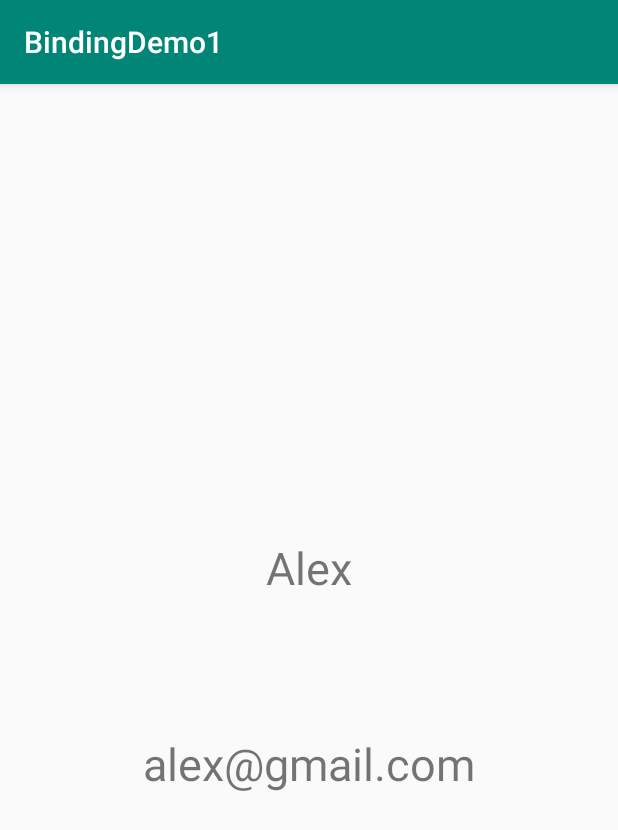
After one commit to leechg31/AndroidCleanArchitecture_Jetpack, an Android app: the SecondActivity screen opened directly, with no data from a screen before it, on a phone screen of 412 x 824 dp. The commit adds this screen. Shown: the top 830 px of the screen. Run offline under Robolectric (Android 15) with nearby library versions, the phone set to English and light mode, and no system bars; our stand-ins replace data binding.

Commit message:
Section 2 end

```diff
--- a/app/src/main/AndroidManifest.xml
+++ b/app/src/main/AndroidManifest.xml
@@ -9,13 +9,15 @@
         android:roundIcon="@mipmap/ic_launcher_round"
         android:supportsRtl="true"
         android:theme="@style/AppTheme">
-        <activity android:name=".MainActivity">
+        <activity android:name=".section2.MainActivity">
             <intent-filter>
                 <action android:name="android.intent.action.MAIN" />
 
                 <category android:name="android.intent.category.LAUNCHER" />
             </intent-filter>
         </activity>
+        <activity android:name=".section2.SecondActivity"></activity>
+
     </application>
 
 </manifest>
--- /dev/null
+++ b/app/src/main/java/com/anushka/bindingdemo1/section2/SecondActivity.kt
@@ -0,0 +1,21 @@
+package com.anushka.bindingdemo1.section2
+
+import android.os.Bundle
+import android.os.PersistableBundle
+import androidx.appcompat.app.AppCompatActivity
+import androidx.databinding.DataBindingUtil
+import com.anushka.bindingdemo1.R
+import com.anushka.bindingdemo1.databinding.ActivitySecondBinding
+
+class SecondActivity : AppCompatActivity() {
+    private lateinit var binding: ActivitySecondBinding
+
+    override fun onCreate(savedInstanceState: Bundle?) {
+        super.onCreate(savedInstanceState)
+        binding = DataBindingUtil.setContentView(this, R.layout.activity_second)
+        binding.student=getStudent()    //  .student는 second xml의 data student임
+    }
+    private fun getStudent():Student{
+        return Student(1,"Alex","alex@gmail.com")
+    }
+}
--- /dev/null
+++ b/app/src/main/java/com/anushka/bindingdemo1/section2/Student.kt
@@ -0,0 +1,7 @@
+package com.anushka.bindingdemo1.section2
+
+data class Student(
+    var id: Int,
+    var name: String,
+    var email: String
+)
--- /dev/null
+++ b/app/src/main/res/layout/activity_second.xml
@@ -0,0 +1,41 @@
+<?xml version="1.0" encoding="utf-8"?>
+<layout xmlns:app="http://schemas.android.com/apk/res-auto"
+    xmlns:tools="http://schemas.android.com/tools"
+    xmlns:android="http://schemas.android.com/apk/res/android">
+
+    <data>
+        <variable
+            name="student"
+            type="com.anushka.bindingdemo1.section2.Student" />
+    </data>
+
+    <androidx.constraintlayout.widget.ConstraintLayout
+        android:layout_width="match_parent"
+        android:layout_height="match_parent"
+        tools:context=".section2.SecondActivity">
+
+        <TextView
+            android:id="@+id/name_text"
+            android:layout_width="wrap_content"
+            android:layout_height="wrap_content"
+            android:textSize="30dp"
+            android:text="@{student.name}"
+            app:layout_constraintBottom_toBottomOf="parent"
+            app:layout_constraintEnd_toEndOf="parent"
+            app:layout_constraintStart_toStartOf="parent"
+            app:layout_constraintTop_toTopOf="parent"
+            app:layout_constraintVertical_bias="0.415" />
+
+        <TextView
+            android:id="@+id/email_text"
+            android:layout_width="wrap_content"
+            android:layout_height="wrap_content"
+            android:text="@{student.email}"
+            android:textSize="30dp"
+            app:layout_constraintBottom_toBottomOf="parent"
+            app:layout_constraintEnd_toEndOf="parent"
+            app:layout_constraintStart_toStartOf="parent"
+            app:layout_constraintTop_toTopOf="parent"
+            app:layout_constraintVertical_bias="0.595" />
+    </androidx.constraintlayout.widget.ConstraintLayout>
+</layout>
--- a/build.gradle
+++ b/build.gradle
@@ -8,7 +8,7 @@ buildscript {
 
     }
     dependencies {
-        classpath 'com.android.tools.build:gradle:3.5.1'
+        classpath 'com.android.tools.build:gradle:4.0.1'
         classpath "org.jetbrains.kotlin:kotlin-gradle-plugin:$kotlin_version"
         // NOTE: Do not place your application dependencies here; they belong
         // in the individual module build.gradle files
```
Also changed, not shown: app/build.gradle (+8 -7 lines), app/src/main/java/com/anushka/bindingdemo1/section2/MainActivity.kt (renamed from app/src/main/java/com/anushka/bindingdemo1/MainActivity.kt, +11 -6 lines), app/src/main/res/layout/activity_main.xml (+17 -2 lines), gradle/wrapper/gradle-wrapper.properties.
